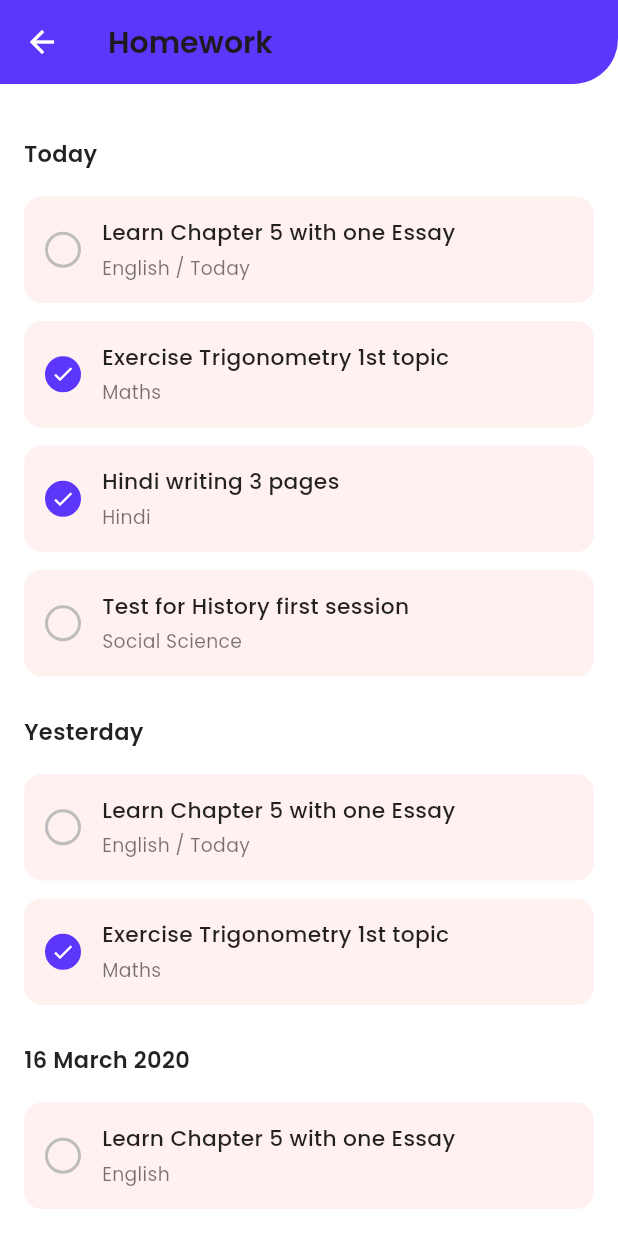
After one commit to sachin972/zetta-frontend, a Flutter app: the HomeworkScreen screen opened by its route, on a phone screen of 412 x 824 dp. The commit adds this screen. Run offline on Flutter 3.47's test engine with Material 3 defaults, Android fonts, the phone set to English and light mode, and no system bars; our stand-ins replace firebase_auth, firebase_core, font_awesome_flutter, google_fonts, google_sign_in, sign_in_with_apple; missing offline and left inert: flutter_facebook_auth; accounts and stored records are empty; network calls fail.

Commit message:
added homework screen

```diff
--- /dev/null
+++ b/lib/Components/HomeworkTile.dart
@@ -0,0 +1,71 @@
+import 'package:flutter/material.dart';
+import 'package:google_fonts/google_fonts.dart';
+
+import '../Models/HomewrokItem.dart';
+
+class HomeworkTile extends StatelessWidget {
+  final HomeworkItem item;
+
+  const HomeworkTile({super.key, required this.item});
+
+  @override
+  Widget build(BuildContext context) {
+    final checkColor =
+        item.completed ? const Color(0xFF5D36FB) : Colors.transparent;
+    final borderColor =
+        item.completed ? const Color(0xFF5D36FB) : Colors.grey.shade400;
+
+    return Container(
+      margin: const EdgeInsets.symmetric(vertical: 6),
+      padding: const EdgeInsets.all(14),
+      decoration: BoxDecoration(
+        color: const Color(0xFFFFF1EF),
+        borderRadius: BorderRadius.circular(12),
+      ),
+      child: Row(
+        children: [
+          // Circle check icon
+          Container(
+            width: 24,
+            height: 24,
+            decoration: BoxDecoration(
+              color: checkColor,
+              border: Border.all(color: borderColor, width: 2),
+              shape: BoxShape.circle,
+            ),
+            child: item.completed
+                ? const Icon(Icons.check, size: 16, color: Colors.white)
+                : null,
+          ),
+          const SizedBox(width: 14),
+          // Homework Details
+          Expanded(
+            child: Column(
+              crossAxisAlignment: CrossAxisAlignment.start,
+              children: [
+                Text(
+                  item.title,
+                  style: GoogleFonts.poppins(
+                    fontSize: 14.5,
+                    fontWeight: FontWeight.w500,
+                    color: Colors.black87,
+                  ),
+                ),
+                const SizedBox(height: 4),
+                Text(
+                  item.due != null
+                      ? "${item.subject} / ${item.due}"
+                      : item.subject,
+                  style: GoogleFonts.poppins(
+                    fontSize: 12.5,
+                    color: Colors.black54,
+                  ),
+                ),
+              ],
+            ),
+          )
+        ],
+      ),
+    );
+  }
+}
--- /dev/null
+++ b/lib/Models/HomewrokItem.dart
@@ -0,0 +1,10 @@
+// ignore_for_file: file_names
+
+class HomeworkItem {
+  final String title;
+  final String subject;
+  final bool completed;
+  final String? due;
+
+  HomeworkItem(this.title, this.subject, this.completed, [this.due]);
+}
--- /dev/null
+++ b/lib/Pages/Homework.dart
@@ -0,0 +1,77 @@
+import 'package:flutter/material.dart';
+import 'package:google_fonts/google_fonts.dart';
+
+import '../Components/HomeworkTile.dart';
+import '../Models/HomewrokItem.dart';
+
+class HomeworkScreen extends StatelessWidget {
+  const HomeworkScreen({super.key});
+
+  @override
+  Widget build(BuildContext context) {
+    final homeworkData = {
+      'Today': [
+        HomeworkItem(
+            "Learn Chapter 5 with one Essay", "English", false, "Today"),
+        HomeworkItem("Exercise Trigonometry 1st topic", "Maths", true),
+        HomeworkItem("Hindi writing 3 pages", "Hindi", true),
+        HomeworkItem("Test for History first session", "Social Science", false),
+      ],
+      'Yesterday': [
+        HomeworkItem(
+            "Learn Chapter 5 with one Essay", "English", false, "Today"),
+        HomeworkItem("Exercise Trigonometry 1st topic", "Maths", true),
+      ],
+      '16 March 2020': [
+        HomeworkItem("Learn Chapter 5 with one Essay", "English", false),
+        HomeworkItem("Exercise Trigonometry 1st topic", "Maths", true),
+      ],
+      '15 March 2020': [
+        HomeworkItem("Learn Chapter 5 with one Essay", "English", false),
+        HomeworkItem("Exercise Trigonometry 1st topic", "Maths", true),
+      ],
+    };
+
+    return Scaffold(
+      backgroundColor: Colors.white,
+      appBar: AppBar(
+        backgroundColor: const Color(0xFF5D36FB),
+        elevation: 0,
+        title: Text(
+          'Homework',
+          style: GoogleFonts.poppins(fontSize: 20, fontWeight: FontWeight.w600),
+        ),
+        leading: IconButton(
+          icon: const Icon(Icons.arrow_back, color: Colors.white),
+          onPressed: () => Navigator.pop(context),
+        ),
+        shape: const RoundedRectangleBorder(
+          borderRadius: BorderRadius.only(bottomRight: Radius.circular(30)),
+        ),
+      ),
+      body: Padding(
+        padding: const EdgeInsets.all(16.0),
+        child: ListView(
+          children: homeworkData.entries.map((entry) {
+            return Column(
+              crossAxisAlignment: CrossAxisAlignment.start,
+              children: [
+                const SizedBox(height: 20),
+                Text(
+                  entry.key,
+                  style: GoogleFonts.poppins(
+                    fontWeight: FontWeight.w600,
+                    fontSize: 15,
+                    color: Colors.black87,
+                  ),
+                ),
+                const SizedBox(height: 12),
+                ...entry.value.map((hw) => HomeworkTile(item: hw)).toList(),
+              ],
+            );
+          }).toList(),
+        ),
+      ),
+    );
+  }
+}
--- a/lib/Pages/Login.dart
+++ b/lib/Pages/Login.dart
@@ -147,7 +147,7 @@ class _LoginPageState extends State<LoginPage> {
                 width: double.infinity,
                 child: ElevatedButton(
                   onPressed: () {
-                    // Handle login logic here
+                    Navigator.pushReplacementNamed(context, "/dashboard");
                   },
                   style: ElevatedButton.styleFrom(
                     backgroundColor: Colors.deepPurple,
```
Also changed, not shown: lib/Components/SideMenu.dart (added, +166 -0 lines), lib/Pages/Dashboard.dart (+19 -4 lines), lib/Pages/SignUp.dart (+1 -6 lines), lib/main.dart (+4 -8 lines), 1 other file.
